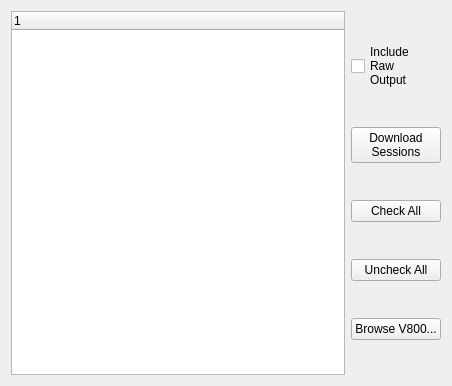
Qt form src/ui/v800main.ui (profanum429/v800_downloader) before a commit.
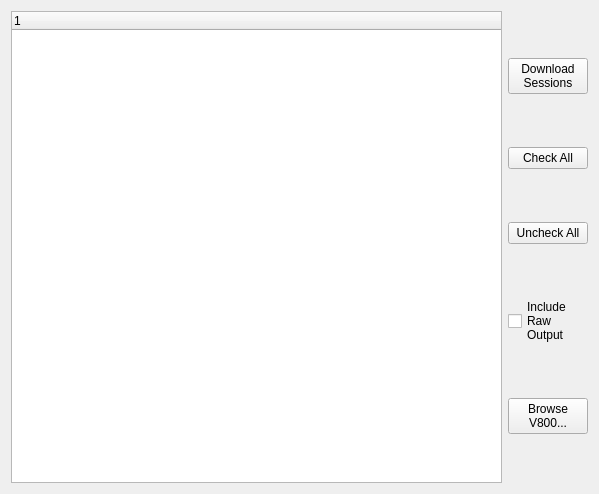
The same form after that commit.

Commit message: Added shortcut to enable the advanced features - Raw Output and V800 FS Browser

Patch:
```diff
--- a/src/ui/v800main.ui
+++ b/src/ui/v800main.ui
@@ -6,8 +6,8 @@
    <rect>
     <x>0</x>
     <y>0</y>
-    <width>452</width>
-    <height>386</height>
+    <width>599</width>
+    <height>494</height>
    </rect>
   </property>
   <property name="windowTitle">
@@ -16,6 +16,9 @@
   <layout class="QGridLayout" name="gridLayout">
    <item row="0" column="0">
     <layout class="QHBoxLayout" name="horizontalLayout">
+     <property name="spacing">
+      <number>-1</number>
+     </property>
      <item>
       <widget class="QTreeWidget" name="exerciseTree">
        <column>
@@ -27,15 +30,12 @@
      </item>
      <item>
       <layout class="QVBoxLayout" name="verticalLayout">
-       <item>
-        <widget class="QCheckBox" name="rawChk">
-         <property name="text">
-          <string>Include
-Raw
-Output</string>
-         </property>
-        </widget>
-       </item>
+       <property name="spacing">
+        <number>-1</number>
+       </property>
+       <property name="sizeConstraint">
+        <enum>QLayout::SetDefaultConstraint</enum>
+       </property>
        <item>
         <widget class="QPushButton" name="downloadBtn">
          <property name="text">
@@ -58,13 +58,23 @@
          </property>
         </widget>
        </item>
+       <item>
+        <widget class="QCheckBox" name="rawChk">
+         <property name="text">
+          <string>Include
+Raw
+Output</string>
+         </property>
+        </widget>
+       </item>
        <item>
         <widget class="QPushButton" name="fsBtn">
          <property name="cursor">
           <cursorShape>ArrowCursor</cursorShape>
          </property>
          <property name="text">
-          <string>Browse V800...</string>
+          <string>Browse 
+V800...</string>
          </property>
         </widget>
        </item>
```
The commit also changes 3 other files.
